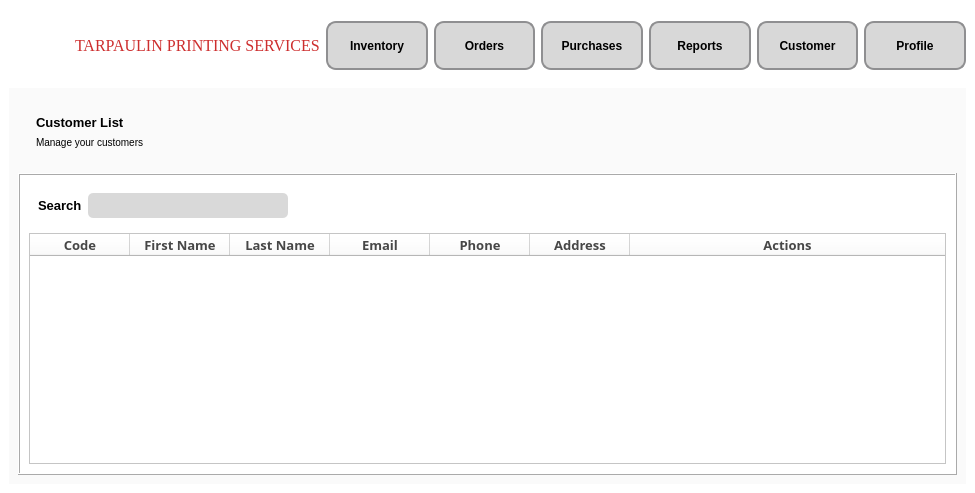
This is Dashboard.ui in CMacan/MCAV-desktop-app as Qt 5 draws it before an edit. The edited form follows.
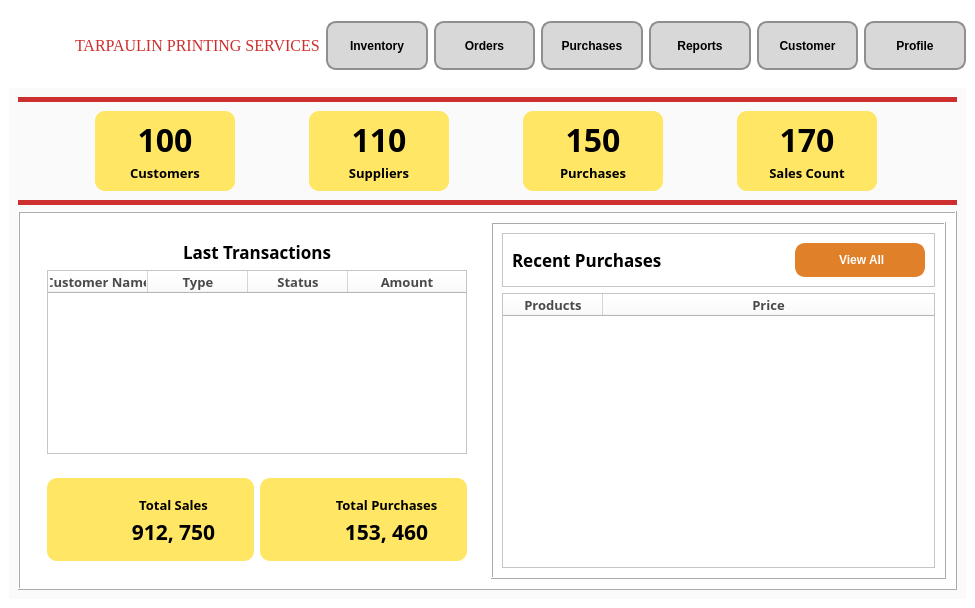
This is the edited form. Icons and pictures are not drawn.

The edit to the form file:
```diff
--- a/Dashboard.ui
+++ b/Dashboard.ui
@@ -7,7 +7,7 @@
     <x>0</x>
     <y>0</y>
     <width>975</width>
-    <height>493</height>
+    <height>608</height>
    </rect>
   </property>
   <property name="sizePolicy">
@@ -275,78 +275,279 @@
            <verstretch>0</verstretch>
           </sizepolicy>
          </property>
+         <property name="styleSheet">
+          <string notr="true">border-top: 5px solid #CD2E2E;
+border-bottom: 5px solid #CD2E2E;
+
+</string>
+         </property>
          <property name="frameShape">
           <enum>QFrame::NoFrame</enum>
          </property>
          <property name="frameShadow">
           <enum>QFrame::Raised</enum>
          </property>
-         <layout class="QHBoxLayout" name="horizontalLayout_4">
-          <property name="rightMargin">
-           <number>0</number>
-          </property>
+         <layout class="QHBoxLayout" name="horizontalLayout_2">
           <item>
-           <widget class="QFrame" name="ProductList">
+           <widget class="QFrame" name="CustomersCount">
+            <property name="sizePolicy">
+             <sizepolicy hsizetype="Fixed" vsizetype="Fixed">
+              <horstretch>0</horstretch>
+              <verstretch>0</verstretch>
+             </sizepolicy>
+            </property>
+            <property name="minimumSize">
+             <size>
+              <width>140</width>
+              <height>80</height>
+             </size>
+            </property>
+            <property name="styleSheet">
+             <string notr="true">border-top: none;
+border-bottom: none;
+background-color: #FFE664;
+border-radius: 10px;</string>
+            </property>
             <property name="frameShape">
-             <enum>QFrame::NoFrame</enum>
+             <enum>QFrame::StyledPanel</enum>
             </property>
             <property name="frameShadow">
              <enum>QFrame::Raised</enum>
             </property>
             <layout class="QVBoxLayout" name="verticalLayout_3">
              <item>
-              <widget class="QLabel" name="ProductLabel">
-               <property name="styleSheet">
-                <string notr="true">font-weight: bold;
-font-size: 13px;</string>
+              <widget class="QLabel" name="label">
+               <property name="font">
+                <font>
+                 <family>Bahnschrift SemiBold</family>
+                 <pointsize>24</pointsize>
+                 <weight>75</weight>
+                 <bold>true</bold>
+                </font>
                </property>
                <property name="text">
-                <string>Customer List</string>
+                <string>100</string>
                </property>
+               <property name="alignment">
+                <set>Qt::AlignCenter</set>
+               </property>
               </widget>
              </item>
              <item>
               <widget class="QLabel" name="manageLabel">
                <property name="font">
                 <font>
-                 <pointsize>-1</pointsize>
+                 <family>Bahnschrift SemiBold</family>
+                 <pointsize>10</pointsize>
+                 <weight>75</weight>
+                 <bold>true</bold>
                 </font>
                </property>
+               <property name="text">
+                <string>Customers</string>
+               </property>
+               <property name="alignment">
+                <set>Qt::AlignCenter</set>
+               </property>
+              </widget>
+             </item>
+            </layout>
+           </widget>
+          </item>
+          <item>
+           <widget class="QFrame" name="SuppliersCount">
+            <property name="sizePolicy">
+             <sizepolicy hsizetype="Fixed" vsizetype="Fixed">
+              <horstretch>0</horstretch>
+              <verstretch>0</verstretch>
+             </sizepolicy>
+            </property>
+            <property name="minimumSize">
+             <size>
+              <width>140</width>
+              <height>70</height>
+             </size>
+            </property>
                <property name="styleSheet">
-                <string notr="true">font-size: 10px;</string>
-               </property>
+             <string notr="true">border-top: none;
+border-bottom: none;
+background-color: #FFE664;
+border-radius: 10px;</string>
+            </property>
+            <property name="frameShape">
+             <enum>QFrame::StyledPanel</enum>
+            </property>
+            <property name="frameShadow">
+             <enum>QFrame::Raised</enum>
+            </property>
+            <layout class="QVBoxLayout" name="verticalLayout_5">
+             <item>
+              <widget class="QLabel" name="label_3">
+               <property name="font">
+                <font>
+                 <family>Bahnschrift SemiBold</family>
+                 <pointsize>24</pointsize>
+                 <weight>75</weight>
+                 <bold>true</bold>
+                </font>
+               </property>
                <property name="text">
-                <string>Manage your customers</string>
+                <string>110</string>
                </property>
+               <property name="alignment">
+                <set>Qt::AlignCenter</set>
+               </property>
               </widget>
              </item>
+             <item>
+              <widget class="QLabel" name="label_4">
+               <property name="font">
+                <font>
+                 <family>Bahnschrift SemiBold</family>
+                 <pointsize>10</pointsize>
+                 <weight>75</weight>
+                 <bold>true</bold>
+                </font>
+               </property>
+               <property name="text">
+                <string>Suppliers</string>
+               </property>
+               <property name="alignment">
+                <set>Qt::AlignCenter</set>
+               </property>
+              </widget>
+             </item>
             </layout>
            </widget>
           </item>
           <item>
-           <widget class="QFrame" name="BtnContainer">
+           <widget class="QFrame" name="PurchaseCount">
+            <property name="sizePolicy">
+             <sizepolicy hsizetype="Fixed" vsizetype="Fixed">
+              <horstretch>0</horstretch>
+              <verstretch>0</verstretch>
+             </sizepolicy>
+            </property>
+            <property name="minimumSize">
+             <size>
+              <width>140</width>
+              <height>70</height>
+             </size>
+            </property>
+            <property name="styleSheet">
+             <string notr="true">border-top: none;
+border-bottom: none;
+background-color: #FFE664;
+border-radius: 10px;</string>
+            </property>
             <property name="frameShape">
-             <enum>QFrame::NoFrame</enum>
+             <enum>QFrame::StyledPanel</enum>
             </property>
             <property name="frameShadow">
              <enum>QFrame::Raised</enum>
             </property>
-            <layout class="QHBoxLayout" name="horizontalLayout_3">
-             <property name="rightMargin">
-              <number>0</number>
-             </property>
+            <layout class="QVBoxLayout" name="verticalLayout_6">
+             <item>
+              <widget class="QLabel" name="label_5">
+               <property name="font">
+                <font>
+                 <family>Bahnschrift SemiBold</family>
+                 <pointsize>24</pointsize>
+                 <weight>75</weight>
+                 <bold>true</bold>
+                </font>
+               </property>
+               <property name="text">
+                <string>150</string>
+               </property>
+               <property name="alignment">
+                <set>Qt::AlignCenter</set>
+               </property>
+              </widget>
+             </item>
              <item>
-              <spacer name="horizontalSpacer">
-               <property name="orientation">
-                <enum>Qt::Horizontal</enum>
+              <widget class="QLabel" name="label_6">
+               <property name="font">
+                <font>
+                 <family>Bahnschrift SemiBold</family>
+                 <pointsize>10</pointsize>
+                 <weight>75</weight>
+                 <bold>true</bold>
+                </font>
                </property>
-               <property name="sizeHint" stdset="0">
+               <property name="text">
+                <string>Purchases</string>
+               </property>
+               <property name="alignment">
+                <set>Qt::AlignCenter</set>
+               </property>
+              </widget>
+             </item>
+            </layout>
+           </widget>
+          </item>
+          <item>
+           <widget class="QFrame" name="SalesCount">
+            <property name="sizePolicy">
+             <sizepolicy hsizetype="Fixed" vsizetype="Fixed">
+              <horstretch>0</horstretch>
+              <verstretch>0</verstretch>
+             </sizepolicy>
+            </property>
+            <property name="minimumSize">
                 <size>
-                 <width>649</width>
-                 <height>20</height>
-                </size>
-               </property>
-              </spacer>
+              <width>140</width>
+              <height>70</height>
+             </size>
+            </property>
+            <property name="styleSheet">
+             <string notr="true">border-top: none;
+border-bottom: none;
+background-color: #FFE664;
+border-radius: 10px;</string>
+            </property>
+            <property name="frameShape">
+             <enum>QFrame::StyledPanel</enum>
+            </property>
+            <property name="frameShadow">
+             <enum>QFrame::Raised</enum>
+            </property>
+            <layout class="QVBoxLayout" name="verticalLayout_7">
+             <item>
+              <widget class="QLabel" name="label_7">
+               <property name="font">
+                <font>
+                 <family>Bahnschrift SemiBold</family>
+                 <pointsize>24</pointsize>
+                 <weight>75</weight>
+                 <bold>true</bold>
+                </font>
+               </property>
+               <property name="text">
+                <string>170</string>
+               </property>
+               <property name="alignment">
+                <set>Qt::AlignCenter</set>
+               </property>
+              </widget>
+             </item>
+             <item>
+              <widget class="QLabel" name="label_8">
+               <property name="font">
+                <font>
+                 <family>Bahnschrift SemiBold</family>
+                 <pointsize>10</pointsize>
+                 <weight>75</weight>
+                 <bold>true</bold>
+                </font>
+               </property>
+               <property name="text">
+                <string>Sales Count</string>
+               </property>
+               <property name="alignment">
+                <set>Qt::AlignCenter</set>
+               </property>
+              </widget>
              </item>
             </layout>
            </widget>
@@ -371,14 +572,29 @@
          <property name="frameShadow">
           <enum>QFrame::Raised</enum>
          </property>
+         <layout class="QHBoxLayout" name="horizontalLayout_3">
+          <item>
+           <widget class="QFrame" name="frame">
+            <property name="sizePolicy">
+             <sizepolicy hsizetype="Preferred" vsizetype="Preferred">
+              <horstretch>0</horstretch>
+              <verstretch>0</verstretch>
+             </sizepolicy>
+            </property>
+            <property name="frameShape">
+             <enum>QFrame::NoFrame</enum>
+            </property>
+            <property name="frameShadow">
+             <enum>QFrame::Raised</enum>
+            </property>
          <layout class="QVBoxLayout" name="verticalLayout_4">
           <item>
-           <widget class="QFrame" name="SearchFrame">
-            <property name="minimumSize">
-             <size>
-              <width>0</width>
-              <height>41</height>
-             </size>
+              <widget class="QFrame" name="frame_2">
+               <property name="sizePolicy">
+                <sizepolicy hsizetype="Preferred" vsizetype="Expanding">
+                 <horstretch>0</horstretch>
+                 <verstretch>0</verstretch>
+                </sizepolicy>
             </property>
             <property name="frameShape">
              <enum>QFrame::NoFrame</enum>
@@ -386,103 +602,40 @@
             <property name="frameShadow">
              <enum>QFrame::Raised</enum>
             </property>
-            <layout class="QHBoxLayout" name="horizontalLayout_2">
+               <layout class="QVBoxLayout" name="verticalLayout_10">
              <item>
-              <widget class="QLabel" name="Search">
+                 <widget class="QLabel" name="label_15">
                <property name="font">
                 <font>
-                 <pointsize>10</pointsize>
+                    <family>Bahnschrift SemiBold</family>
+                    <pointsize>13</pointsize>
                  <weight>75</weight>
                  <bold>true</bold>
                 </font>
                </property>
-               <property name="styleSheet">
-                <string notr="true">font-weight: bold;
-</string>
-               </property>
                <property name="text">
-                <string>Search</string>
+                   <string>Last Transactions</string>
                </property>
                <property name="alignment">
-                <set>Qt::AlignLeading|Qt::AlignLeft|Qt::AlignVCenter</set>
-               </property>
-              </widget>
-             </item>
-             <item>
-              <widget class="QLineEdit" name="SearchInput">
-               <property name="minimumSize">
-                <size>
-                 <width>0</width>
-                 <height>25</height>
-                </size>
-               </property>
-               <property name="maximumSize">
-                <size>
-                 <width>200</width>
-                 <height>25</height>
-                </size>
-               </property>
-               <property name="styleSheet">
-                <string notr="true">background-color: #D9D9D9;
-border-radius: 5px;
-
-</string>
-               </property>
-              </widget>
-             </item>
-             <item>
-              <widget class="QLabel" name="Filter">
-               <property name="minimumSize">
-                <size>
-                 <width>25</width>
-                 <height>25</height>
-                </size>
-               </property>
-               <property name="maximumSize">
-                <size>
-                 <width>25</width>
-                 <height>25</height>
-                </size>
-               </property>
-               <property name="cursor">
-                <cursorShape>PointingHandCursor</cursorShape>
-               </property>
-               <property name="text">
-                <string/>
-               </property>
-               <property name="pixmap">
-                <pixmap>static/filter.png</pixmap>
-               </property>
-               <property name="scaledContents">
-                <bool>true</bool>
-               </property>
-              </widget>
-             </item>
-             <item>
-              <spacer name="horizontalSpacer_2">
-               <property name="orientation">
-                <enum>Qt::Horizontal</enum>
-               </property>
-               <property name="sizeHint" stdset="0">
-                <size>
-                 <width>610</width>
-                 <height>20</height>
-                </size>
-               </property>
-              </spacer>
-             </item>
-            </layout>
+                   <set>Qt::AlignCenter</set>
+                  </property>
            </widget>
           </item>
           <item>
            <widget class="QTableWidget" name="tableWidget">
             <property name="columnCount">
-             <number>7</number>
-            </property>
-            <attribute name="horizontalHeaderCascadingSectionResizes">
+                   <number>4</number>
+                  </property>
+                  <attribute name="horizontalHeaderStretchLastSection">
+                   <bool>true</bool>
+                  </attribute>
+                  <attribute name="verticalHeaderVisible">
+                   <bool>true</bool>
+                  </attribute>
+                  <attribute name="verticalHeaderShowSortIndicator" stdset="0">
              <bool>false</bool>
             </attribute>
-            <attribute name="horizontalHeaderShowSortIndicator" stdset="0">
+                  <attribute name="verticalHeaderStretchLastSection">
              <bool>false</bool>
             </attribute>
             <attribute name="horizontalHeaderStretchLastSection">
@@ -490,7 +643,7 @@
             </attribute>
             <column>
              <property name="text">
-              <string>Code</string>
+                    <string>Customer Name</string>
              </property>
              <property name="font">
               <font>
@@ -498,22 +651,21 @@
                <pointsize>10</pointsize>
                <weight>75</weight>
                <bold>true</bold>
-               <underline>false</underline>
               </font>
              </property>
              <property name="foreground">
               <brush brushstyle="SolidPattern">
                <color alpha="255">
-                <red>71</red>
-                <green>71</green>
-                <blue>71</blue>
+                      <red>74</red>
+                      <green>74</green>
+                      <blue>74</blue>
                </color>
               </brush>
              </property>
             </column>
             <column>
              <property name="text">
-              <string>First Name</string>
+                    <string>Type</string>
              </property>
              <property name="font">
               <font>
@@ -526,16 +678,16 @@
              <property name="foreground">
               <brush brushstyle="SolidPattern">
                <color alpha="255">
-                <red>71</red>
-                <green>71</green>
-                <blue>71</blue>
+                      <red>74</red>
+                      <green>74</green>
+                      <blue>74</blue>
                </color>
               </brush>
              </property>
             </column>
             <column>
              <property name="text">
-              <string>Last Name</string>
+                    <string>Status</string>
              </property>
              <property name="font">
               <font>
@@ -548,16 +700,16 @@
              <property name="foreground">
               <brush brushstyle="SolidPattern">
                <color alpha="255">
-                <red>71</red>
-                <green>71</green>
-                <blue>71</blue>
+                      <red>74</red>
+                      <green>74</green>
+                      <blue>74</blue>
                </color>
               </brush>
              </property>
             </column>
             <column>
              <property name="text">
-              <string>Email</string>
+                    <string>Amount</string>
              </property>
              <property name="font">
               <font>
@@ -570,17 +722,96 @@
              <property name="foreground">
               <brush brushstyle="SolidPattern">
                <color alpha="255">
-                <red>71</red>
-                <green>71</green>
-                <blue>71</blue>
+                      <red>74</red>
+                      <green>74</green>
+                      <blue>74</blue>
                </color>
               </brush>
              </property>
             </column>
-            <column>
+                 </widget>
+                </item>
+               </layout>
+              </widget>
+             </item>
+             <item>
+              <widget class="QFrame" name="frame_4">
+               <property name="frameShape">
+                <enum>QFrame::NoFrame</enum>
+               </property>
+               <property name="frameShadow">
+                <enum>QFrame::Raised</enum>
+               </property>
+               <layout class="QHBoxLayout" name="horizontalLayout_6">
+                <item>
+                 <widget class="QFrame" name="CustomersCount_2">
+                  <property name="sizePolicy">
+                   <sizepolicy hsizetype="Preferred" vsizetype="Preferred">
+                    <horstretch>0</horstretch>
+                    <verstretch>0</verstretch>
+                   </sizepolicy>
+                  </property>
+                  <property name="minimumSize">
+                   <size>
+                    <width>50</width>
+                    <height>80</height>
+                   </size>
+                  </property>
+                  <property name="maximumSize">
+                   <size>
+                    <width>1000</width>
+                    <height>150</height>
+                   </size>
+                  </property>
+                  <property name="styleSheet">
+                   <string notr="true">border-top: none;
+border-bottom: none;
+background-color: #FFE664;
+border-radius: 10px;</string>
+                  </property>
+                  <property name="frameShape">
+                   <enum>QFrame::StyledPanel</enum>
+                  </property>
+                  <property name="frameShadow">
+                   <enum>QFrame::Raised</enum>
+                  </property>
+                  <layout class="QHBoxLayout" name="horizontalLayout_4">
+                   <item>
+                    <widget class="QLabel" name="label_13">
+                     <property name="minimumSize">
+                      <size>
+                       <width>20</width>
+                       <height>20</height>
+                      </size>
+                     </property>
+                     <property name="maximumSize">
+                      <size>
+                       <width>40</width>
+                       <height>50</height>
+                      </size>
+                     </property>
              <property name="text">
-              <string>Phone</string>
-             </property>
+                      <string/>
+                     </property>
+                     <property name="pixmap">
+                      <pixmap resource="images.qrc">:/static/static/cash.png</pixmap>
+                     </property>
+                     <property name="scaledContents">
+                      <bool>true</bool>
+                     </property>
+                    </widget>
+                   </item>
+                   <item>
+                    <widget class="QFrame" name="frame_5">
+                     <property name="frameShape">
+                      <enum>QFrame::StyledPanel</enum>
+                     </property>
+                     <property name="frameShadow">
+                      <enum>QFrame::Raised</enum>
+                     </property>
+                     <layout class="QVBoxLayout" name="verticalLayout_8">
+                      <item>
+                       <widget class="QLabel" name="label_10">
              <property name="font">
               <font>
                <family>Bahnschrift SemiBold</family>
@@ -589,19 +820,269 @@
                <bold>true</bold>
               </font>
              </property>
-             <property name="foreground">
-              <brush brushstyle="SolidPattern">
-               <color alpha="255">
-                <red>71</red>
-                <green>71</green>
-                <blue>71</blue>
-               </color>
-              </brush>
-             </property>
-            </column>
+                        <property name="text">
+                         <string>Total Sales</string>
+                        </property>
+                        <property name="alignment">
+                         <set>Qt::AlignCenter</set>
+                        </property>
+                       </widget>
+                      </item>
+                      <item>
+                       <widget class="QLabel" name="label_9">
+                        <property name="font">
+                         <font>
+                          <family>Bahnschrift SemiBold</family>
+                          <pointsize>16</pointsize>
+                          <weight>75</weight>
+                          <bold>true</bold>
+                         </font>
+                        </property>
+                        <property name="text">
+                         <string>912, 750</string>
+                        </property>
+                        <property name="alignment">
+                         <set>Qt::AlignCenter</set>
+                        </property>
+                       </widget>
+                      </item>
+                     </layout>
+                    </widget>
+                   </item>
+                  </layout>
+                 </widget>
+                </item>
+                <item>
+                 <widget class="QFrame" name="CustomersCount_3">
+                  <property name="sizePolicy">
+                   <sizepolicy hsizetype="Preferred" vsizetype="Preferred">
+                    <horstretch>0</horstretch>
+                    <verstretch>0</verstretch>
+                   </sizepolicy>
+                  </property>
+                  <property name="minimumSize">
+                   <size>
+                    <width>50</width>
+                    <height>80</height>
+                   </size>
+                  </property>
+                  <property name="maximumSize">
+                   <size>
+                    <width>1000</width>
+                    <height>150</height>
+                   </size>
+                  </property>
+                  <property name="styleSheet">
+                   <string notr="true">border-top: none;
+border-bottom: none;
+background-color: #FFE664;
+border-radius: 10px;</string>
+                  </property>
+                  <property name="frameShape">
+                   <enum>QFrame::StyledPanel</enum>
+                  </property>
+                  <property name="frameShadow">
+                   <enum>QFrame::Raised</enum>
+                  </property>
+                  <layout class="QHBoxLayout" name="horizontalLayout_5">
+                   <item>
+                    <widget class="QLabel" name="label_14">
+                     <property name="minimumSize">
+                      <size>
+                       <width>20</width>
+                       <height>20</height>
+                      </size>
+                     </property>
+                     <property name="maximumSize">
+                      <size>
+                       <width>40</width>
+                       <height>50</height>
+                      </size>
+                     </property>
+                     <property name="text">
+                      <string/>
+                     </property>
+                     <property name="pixmap">
+                      <pixmap resource="images.qrc">:/static/static/delivery.png</pixmap>
+                     </property>
+                     <property name="scaledContents">
+                      <bool>true</bool>
+                     </property>
+                    </widget>
+                   </item>
+                   <item>
+                    <widget class="QFrame" name="frame_6">
+                     <property name="frameShape">
+                      <enum>QFrame::StyledPanel</enum>
+                     </property>
+                     <property name="frameShadow">
+                      <enum>QFrame::Raised</enum>
+                     </property>
+                     <layout class="QVBoxLayout" name="verticalLayout_9">
+                      <item>
+                       <widget class="QLabel" name="label_11">
+                        <property name="font">
+                         <font>
+                          <family>Bahnschrift SemiBold</family>
+                          <pointsize>10</pointsize>
+                          <weight>75</weight>
+                          <bold>true</bold>
+                         </font>
+                        </property>
+                        <property name="text">
+                         <string>Total Purchases</string>
+                        </property>
+                        <property name="alignment">
+                         <set>Qt::AlignCenter</set>
+                        </property>
+                       </widget>
+                      </item>
+                      <item>
+                       <widget class="QLabel" name="label_12">
+                        <property name="font">
+                         <font>
+                          <family>Bahnschrift SemiBold</family>
+                          <pointsize>16</pointsize>
+                          <weight>75</weight>
+                          <bold>true</bold>
+                         </font>
+                        </property>
+                        <property name="text">
+                         <string>153, 460</string>
+                        </property>
+                        <property name="alignment">
+                         <set>Qt::AlignCenter</set>
+                        </property>
+                       </widget>
+                      </item>
+                     </layout>
+                    </widget>
+                   </item>
+                  </layout>
+                 </widget>
+                </item>
+               </layout>
+              </widget>
+             </item>
+            </layout>
+           </widget>
+          </item>
+          <item>
+           <widget class="QFrame" name="frame_3">
+            <property name="sizePolicy">
+             <sizepolicy hsizetype="Expanding" vsizetype="Preferred">
+              <horstretch>0</horstretch>
+              <verstretch>0</verstretch>
+             </sizepolicy>
+            </property>
+            <property name="styleSheet">
+             <string notr="true"/>
+            </property>
+            <property name="frameShape">
+             <enum>QFrame::Box</enum>
+            </property>
+            <property name="frameShadow">
+             <enum>QFrame::Raised</enum>
+            </property>
+            <layout class="QVBoxLayout" name="verticalLayout_11">
+             <item>
+              <widget class="QFrame" name="frame_7">
+               <property name="frameShape">
+                <enum>QFrame::StyledPanel</enum>
+               </property>
+               <property name="frameShadow">
+                <enum>QFrame::Raised</enum>
+               </property>
+               <layout class="QHBoxLayout" name="horizontalLayout_7">
+                <item>
+                 <widget class="QLabel" name="label_16">
+                  <property name="font">
+                   <font>
+                    <family>Bahnschrift SemiBold</family>
+                    <pointsize>13</pointsize>
+                    <weight>75</weight>
+                    <bold>true</bold>
+                   </font>
+                  </property>
+                  <property name="text">
+                   <string>Recent Purchases</string>
+                  </property>
+                  <property name="alignment">
+                   <set>Qt::AlignLeading|Qt::AlignLeft|Qt::AlignVCenter</set>
+                  </property>
+                 </widget>
+                </item>
+                <item>
+                 <widget class="QPushButton" name="AddProduct">
+                  <property name="sizePolicy">
+                   <sizepolicy hsizetype="Preferred" vsizetype="Fixed">
+                    <horstretch>0</horstretch>
+                    <verstretch>0</verstretch>
+                   </sizepolicy>
+                  </property>
+                  <property name="minimumSize">
+                   <size>
+                    <width>130</width>
+                    <height>34</height>
+                   </size>
+                  </property>
+                  <property name="maximumSize">
+                   <size>
+                    <width>130</width>
+                    <height>34</height>
+                   </size>
+                  </property>
+                  <property name="font">
+                   <font>
+                    <pointsize>-1</pointsize>
+                    <weight>75</weight>
+                    <bold>true</bold>
+                   </font>
+                  </property>
+                  <property name="cursor">
+                   <cursorShape>PointingHandCursor</cursorShape>
+                  </property>
+                  <property name="styleSheet">
+                   <string notr="true">font-size:12px;
+border: 2px solid #E08028; 
+border-radius: 10px;
+background-color: #E08028; 
+padding: 5px; 
+color: white; 
+font-weight: bold; frf</string>
+                  </property>
+                  <property name="text">
+                   <string> View All</string>
+                  </property>
+                  <property name="icon">
+                   <iconset resource="images.qrc">
+                    <normaloff>:/static/static/view.png</normaloff>:/static/static/view.png</iconset>
+                  </property>
+                  <property name="iconSize">
+                   <size>
+                    <width>20</width>
+                    <height>20</height>
+                   </size>
+                  </property>
+                 </widget>
+                </item>
+               </layout>
+              </widget>
+             </item>
+             <item>
+              <widget class="QTableWidget" name="tableWidget_2">
+               <property name="styleSheet">
+                <string notr="true"/>
+               </property>
+               <property name="columnCount">
+                <number>2</number>
+               </property>
+               <attribute name="horizontalHeaderStretchLastSection">
+                <bool>true</bool>
+               </attribute>
             <column>
              <property name="text">
-              <string>Address</string>
+                 <string>Products</string>
              </property>
              <property name="font">
               <font>
@@ -614,16 +1095,16 @@
              <property name="foreground">
               <brush brushstyle="SolidPattern">
                <color alpha="255">
-                <red>71</red>
-                <green>71</green>
-                <blue>71</blue>
+                   <red>74</red>
+                   <green>74</green>
+                   <blue>74</blue>
                </color>
               </brush>
              </property>
             </column>
             <column>
              <property name="text">
-              <string>Actions</string>
+                 <string>Price</string>
              </property>
              <property name="font">
               <font>
@@ -636,13 +1117,16 @@
              <property name="foreground">
               <brush brushstyle="SolidPattern">
                <color alpha="255">
-                <red>71</red>
-                <green>71</green>
-                <blue>71</blue>
+                   <red>74</red>
+                   <green>74</green>
+                   <blue>74</blue>
                </color>
               </brush>
              </property>
             </column>
+              </widget>
+             </item>
+            </layout>
            </widget>
           </item>
          </layout>
```
Left out of the diff: 5 changed lines with no effect on the pictures. Lines whose indentation alone changed are shown as unchanged.
